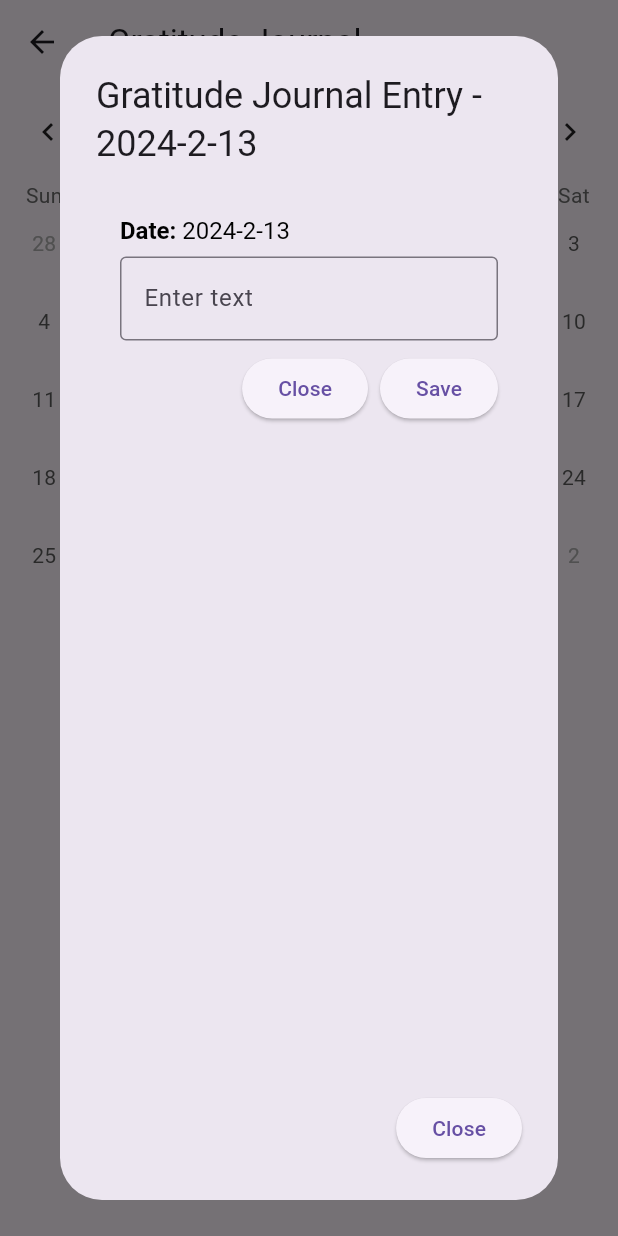
After one commit to DamjanVincic/gdsc-solution-challenge, a Flutter app: the GratitudeJournalScreen screen opened directly, after a tap on an icon or button, on a phone screen of 412 x 824 dp. The commit adds this screen. Run offline on Flutter 3.47's test engine with Material 3 defaults, Android fonts, the phone set to English and light mode, and no system bars; drawn by our look-alikes of table_calendar; our stand-ins replace fl_chart, flutter_local_notifications, google_maps_flutter, location, permission_handler, share and 2 more; accounts and stored records are empty; network calls fail.

Commit message:
Implemented gratitude journal screen with a calendar & popup on select. Editable on current day, otherwise only readable.

```diff
--- /dev/null
+++ b/lib/src/components/gratitude_journal_item_popup.dart
@@ -0,0 +1,101 @@
+import 'package:flutter/material.dart';
+
+class GratitudeJournalItemPopup extends StatefulWidget {
+  final DateTime date;
+  final String text;
+  final bool isEditable;
+  final Function(String) onSave;
+
+  const GratitudeJournalItemPopup({
+    Key? key,
+    required this.date,
+    required this.text,
+    required this.isEditable,
+    required this.onSave,
+  }) : super(key: key);
+
+  @override
+  _GratitudeJournalItemPopupState createState() => _GratitudeJournalItemPopupState();
+}
+
+class _GratitudeJournalItemPopupState extends State<GratitudeJournalItemPopup> {
+  late TextEditingController _textEditingController;
+
+  @override
+  void initState() {
+    super.initState();
+    _textEditingController = TextEditingController(text: widget.text);
+  }
+
+  @override
+  void dispose() {
+    _textEditingController.dispose();
+    super.dispose();
+  }
+
+  @override
+  Widget build(BuildContext context) {
+    return Container(
+      padding: const EdgeInsets.all(16.0),
+      child: Column(
+        crossAxisAlignment: CrossAxisAlignment.start,
+        children: [
+          // Display the date with bold text
+          RichText(
+            text: TextSpan(
+              style: const TextStyle(color: Colors.black, fontSize: 16.0),
+              children: [
+                const TextSpan(
+                  text: 'Date: ',
+                  style: TextStyle(fontWeight: FontWeight.bold),
+                ),
+                TextSpan(text: _formatDate(widget.date)),
+              ],
+            ),
+          ),
+          const SizedBox(height: 8.0),
+          // Display the editable text field if today's date is selected
+          if (widget.isEditable) ...[
+            TextField(
+              controller: _textEditingController,
+              decoration: const InputDecoration(
+                labelText: 'Enter text',
+                border: OutlineInputBorder(),
+              ),
+              maxLines: null,
+              keyboardType: TextInputType.multiline,
+            ),
+            const SizedBox(height: 8.0),
+          ],
+          // Save and close buttons
+          Row(
+            mainAxisAlignment: MainAxisAlignment.end,
+            children: [
+              ElevatedButton(
+                onPressed: () {
+                  Navigator.of(context).pop(); // Close the popup without saving changes
+                },
+                child: const Text("Close"),
+              ),
+              const SizedBox(width: 8.0),
+              if (widget.isEditable) ...[
+                ElevatedButton(
+                  onPressed: () {
+                    // Save changes and close the popup
+                    widget.onSave(_textEditingController.text);
+                    Navigator.of(context).pop();
+                  },
+                  child: const Text("Save"),
+                ),
+              ],
+            ],
+          ),
+        ],
+      ),
+    );
+  }
+
+  String _formatDate(DateTime date) {
+    return '${date.year}-${date.month}-${date.day}';
+  }
+}
--- /dev/null
+++ b/lib/src/models/gratitude_journal_item.dart
@@ -0,0 +1,30 @@
+import 'dart:convert';
+
+class GratitudeJournalItem {
+  String text;
+  DateTime date;
+
+  GratitudeJournalItem({
+    required this.text,
+    required this.date,
+  });
+
+  Map<String, dynamic> toMap() {
+    return {
+      'text': text,
+      'date': date.toIso8601String(), // Convert DateTime to a string for storage
+    };
+  }
+
+  String toJson() {
+    return jsonEncode(toMap());
+  }
+
+  factory GratitudeJournalItem.fromJson(String json) {
+    final Map<String, dynamic> data = jsonDecode(json);
+    return GratitudeJournalItem(
+      text: data['text'],
+      date: DateTime.parse(data['date']), // Convert string to DateTime
+    );
+  }
+}
--- /dev/null
+++ b/lib/src/repository/gratitude_journal_repository.dart
@@ -0,0 +1,50 @@
+import 'package:shared_preferences/shared_preferences.dart';
+
+import '../models/gratitude_journal_item.dart';
+
+class GratitudeJournalRepository {
+  Future<List<GratitudeJournalItem>> loadData() async {
+    SharedPreferences prefs = await SharedPreferences.getInstance();
+
+    List<String>? jsonList = prefs.getStringList('gratitude_journal_entries');
+    if (jsonList != null) {
+      return jsonList.map((json) => GratitudeJournalItem.fromJson(json)).toList();
+    } else {
+      return [];
+    }
+  }
+
+  Future<void> saveData(List<GratitudeJournalItem> items) async {
+    SharedPreferences prefs = await SharedPreferences.getInstance();
+    List<String> jsonList = items.map((item) => item.toJson()).toList();
+    prefs.setStringList('gratitude_journal_entries', jsonList);
+  }
+
+  Future<GratitudeJournalItem?> getEntryForDate(DateTime date) async {
+    List<GratitudeJournalItem> entries = await loadData();
+    for (final entry in entries) {
+      if (entry.date.year == date.year &&
+          entry.date.month == date.month &&
+          entry.date.day == date.day) {
+        return entry;
+      }
+    }
+    return null;
+  }
+
+  Future<void> addOrUpdateEntry(GratitudeJournalItem newItem) async {
+    List<GratitudeJournalItem> entries = await loadData();
+    bool entryExists = false;
+    for (int i = 0; i < entries.length; i++) {
+      if (entries[i].date == newItem.date) {
+        entries[i] = newItem; // Update existing entry
+        entryExists = true;
+        break;
+      }
+    }
+    if (!entryExists) {
+      entries.add(newItem); // Add new entry
+    }
+    await saveData(entries);
+  }
+}
--- /dev/null
+++ b/lib/src/screens/gratitude_journal_screen.dart
@@ -0,0 +1,136 @@
+import 'package:flutter/material.dart';
+import 'package:table_calendar/table_calendar.dart';
+import '../repository/gratitude_journal_repository.dart';
+import '../models/gratitude_journal_item.dart';
+import '../components/gratitude_journal_item_popup.dart';
+
+class GratitudeJournalScreen extends StatefulWidget {
+  const GratitudeJournalScreen({Key? key}) : super(key: key);
+
+  @override
+  _GratitudeJournalScreenState createState() => _GratitudeJournalScreenState();
+}
+
+class _GratitudeJournalScreenState extends State<GratitudeJournalScreen> {
+  final GratitudeJournalRepository _repository = GratitudeJournalRepository();
+  late GratitudeJournalItem _journalItem;
+
+  DateTime _selectedDate = DateTime.now();
+  late DateTime _focusedDay;
+  late DateTime _firstDay;
+  late DateTime _lastDay;
+
+  @override
+  void initState() {
+    super.initState();
+    _focusedDay = _selectedDate;
+    _firstDay = _focusedDay.subtract(const Duration(days: 365));
+    _lastDay = _focusedDay.add(const Duration(days: 365));
+    _journalItem = GratitudeJournalItem(date: _selectedDate, text: ''); // Initialize _journalItem
+    _loadGratitudeJournalItem();
+  }
+
+  void _loadGratitudeJournalItem() async {
+    final loadedItem = await _repository.getEntryForDate(_selectedDate);
+    setState(() {
+      _journalItem = loadedItem ?? GratitudeJournalItem(date: _selectedDate, text: '');
+    });
+  }
+
+  @override
+  Widget build(BuildContext context) {
+    return Scaffold(
+      appBar: AppBar(
+        title: const Text('Gratitude Journal'),
+      ),
+      body: Column(
+        children: [
+          _buildCalendar(),
+          ElevatedButton(
+            onPressed: () {
+              _showGratitudeJournalItemPopup(context, _journalItem);
+            },
+            child: Text(_isTodaySelected(_journalItem.date) ? 'Read / write today\'s entry' : 'Read selected entry'),
+          ),
+        ],
+      ),
+    );
+  }
+
+  Widget _buildCalendar() {
+    return TableCalendar(
+      firstDay: _firstDay,
+      lastDay: _lastDay,
+      focusedDay: _focusedDay,
+      calendarFormat: CalendarFormat.month,
+      eventLoader: _getEventsForDay,
+      onDaySelected: _onDaySelected,
+      selectedDayPredicate: (day) {
+        return isSameDay(day, _selectedDate);
+      },
+      availableCalendarFormats: const {
+        CalendarFormat.month: 'Month'
+      }
+    );
+  }
+
+  List<GratitudeJournalItem> _getEventsForDay(DateTime day) {
+    return [];
+  }
+
+  void _onDaySelected(DateTime selectedDay, DateTime focusedDay) {
+    setState(() {
+      _selectedDate = selectedDay;
+      _focusedDay = focusedDay;
+      _loadGratitudeJournalItem();
+    });
+  }
+
+  Future<void> _showGratitudeJournalItemPopup(BuildContext context, GratitudeJournalItem journalItem) async {
+    final updatedItem = await showDialog<GratitudeJournalItem>(
+      context: context,
+      builder: (BuildContext context) {
+        return AlertDialog(
+          title: Text("Gratitude Journal Entry - ${_formatDate(journalItem.date)}"),
+          content: GratitudeJournalItemPopup(
+            date: journalItem.date,
+            text: journalItem.text,
+            isEditable: _isTodaySelected(journalItem.date),
+            onSave: (updatedText) {
+              setState(() {
+                _journalItem.text = updatedText;
+              });
+              _saveJournalEntry(_journalItem);
+            },
+          ),
+          actions: [
+            ElevatedButton(
+              onPressed: () {
+                Navigator.of(context).pop();
+              },
+              child: const Text("Close"),
+            ),
+          ],
+        );
+      },
+    );
+
+    if (updatedItem != null) {
+      _journalItem = updatedItem;
+      _saveJournalEntry(_journalItem);
+    }
+  }
+
+  void _saveJournalEntry(GratitudeJournalItem entry) async {
+    await _repository.addOrUpdateEntry(entry);
+  }
+
+  bool _isTodaySelected(DateTime date) {
+    DateTime currentDate = DateTime.now();
+    return date.year == currentDate.year && date.month == currentDate.month && date.day == currentDate.day;
+  }
+
+  String _formatDate(DateTime date) {
+    return '${date.year}-${date.month}-${date.day}';
+  }
+}
--- a/lib/src/screens/hub_screen.dart
+++ b/lib/src/screens/hub_screen.dart
@@ -4,6 +4,7 @@ import 'package:Actualizator/src/screens/habit_list_screen.dart';
 import 'package:Actualizator/src/screens/quote_list_screen.dart';
 import 'package:Actualizator/src/screens/self_examination_list_screen.dart';
 
+import 'gratitude_journal_screen.dart';
 import 'meditation_screen.dart';
 
 class HubScreen extends StatelessWidget {
@@ -62,6 +63,14 @@ class HubScreen extends StatelessWidget {
               textColor: accentColor,
               description: 'Practice mindfulness and meditation.',
             ),
+            HubButton(
+              onPressed: () => _navigateToGratitudeJournalScreen(context),
+              label: 'GRATITUDE JOURNAL',
+              icon: Icons.book,
+              backgroundColor: Colors.yellowAccent,
+              textColor: accentColor,
+              description: 'Write & read about things you are grateful for.',
+            ),
           ],
         ),
       ),
@@ -104,6 +113,13 @@ class HubScreen extends StatelessWidget {
       MaterialPageRoute(
         builder: (context) => MeditationScreen(primaryColor: primaryColor, accentColor: accentColor),
       ),
+    );
+  }
+
+  void _navigateToGratitudeJournalScreen(BuildContext context) {
+    Navigator.push(
+      context,
+      MaterialPageRoute(builder: (context) => const GratitudeJournalScreen())
     );
   }
 }
--- a/pubspec.yaml
+++ b/pubspec.yaml
@@ -45,6 +45,7 @@ dependencies:
   flutter_config: ^2.0.2
   permission_handler: ^11.1.0
   location: ^5.0.3
+  table_calendar: ^3.1.0
 
 dev_dependencies:
   flutter_test:
```
